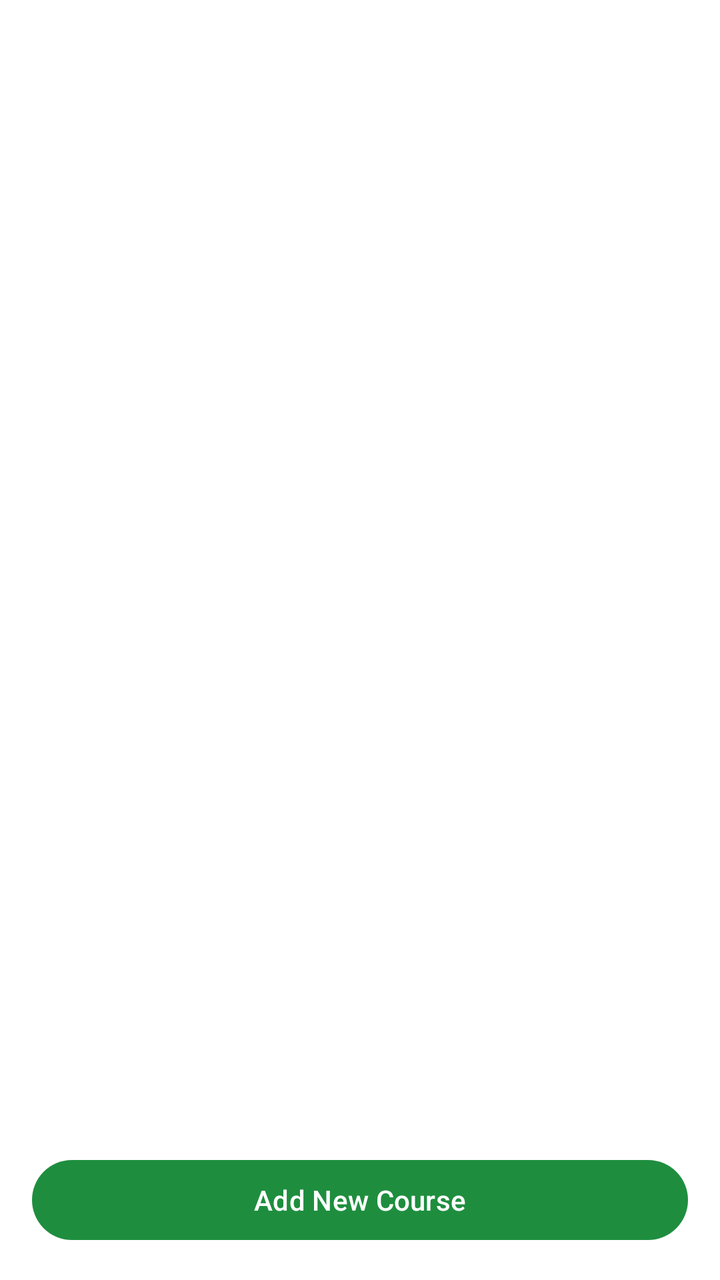
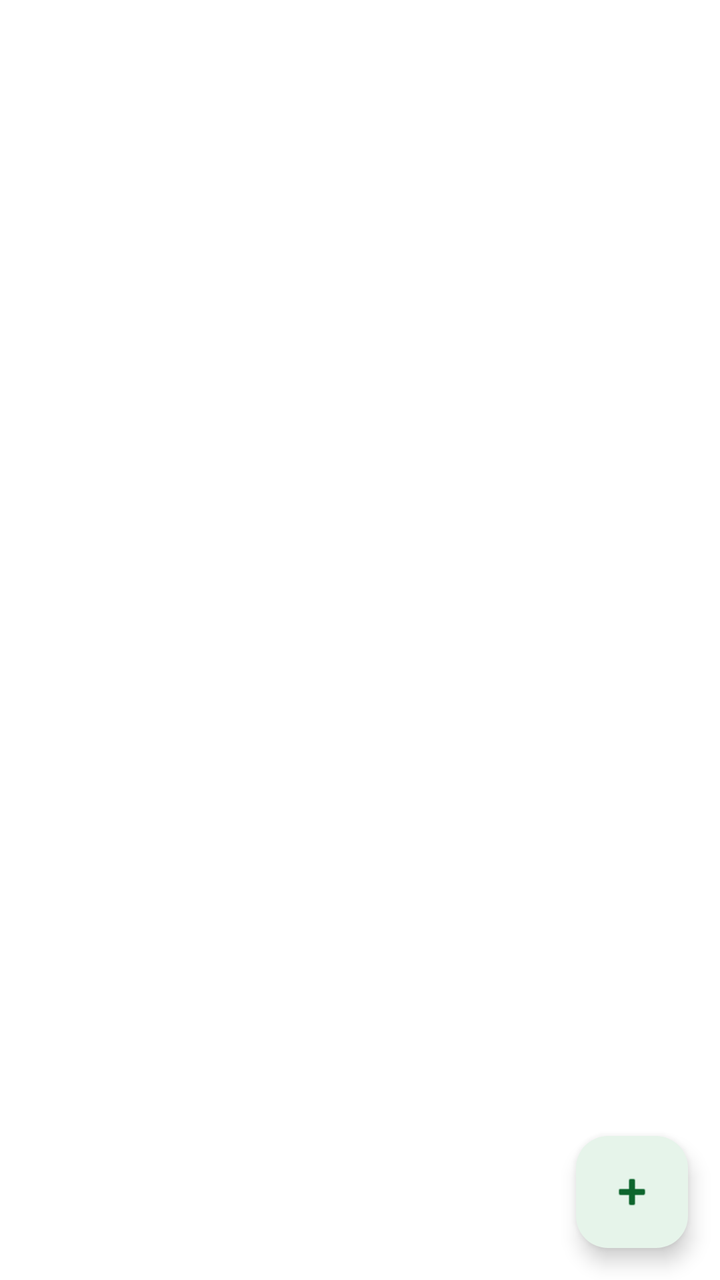

Two renders of the same Android screen: before a commit and after it. Below are the layout's source before the change and the commit's diff.
<!-- AndroidManifest.xml: application theme Theme.Studbuddy -->
<!-- res/layout/fragment_courses.xml -->
<?xml version="1.0" encoding="utf-8"?>
<androidx.constraintlayout.widget.ConstraintLayout xmlns:android="http://schemas.android.com/apk/res/android"
    xmlns:app="http://schemas.android.com/apk/res-auto"
    xmlns:tools="http://schemas.android.com/tools"
    android:layout_width="match_parent"
    android:layout_height="match_parent"
    android:background="?attr/colorSurface">

    
    <androidx.recyclerview.widget.RecyclerView
        android:id="@+id/recyclerViewCourses"
        android:layout_width="match_parent"
        android:layout_height="0dp"
        android:padding="8dp"
        app:layout_constraintBottom_toTopOf="@id/btnAddCourse"
        app:layout_constraintTop_toTopOf="parent"
        tools:listitem="@layout/item_course" />

    
    <include
        android:id="@+id/layoutEmpty"
        layout="@layout/layout_empty_state"
        android:layout_width="match_parent"
        android:layout_height="0dp"
        app:layout_constraintBottom_toTopOf="@id/btnAddCourse"
        app:layout_constraintTop_toTopOf="parent" />

    
    <ProgressBar
        android:id="@+id/progressBar"
        android:layout_width="wrap_content"
        android:layout_height="wrap_content"
        android:visibility="gone"
        app:layout_constraintBottom_toBottomOf="parent"
        app:layout_constraintEnd_toEndOf="parent"
        app:layout_constraintStart_toStartOf="parent"
        app:layout_constraintTop_toTopOf="parent" />

    
    <com.google.android.material.button.MaterialButton
        android:id="@+id/btnAddCourse"
        android:layout_width="match_parent"
        android:layout_height="wrap_content"
        android:layout_margin="16dp"
        android:text="@string/add_course_button"
        style="@style/Widget.Material3.Button"
        app:layout_constraintBottom_toBottomOf="parent" />

</androidx.constraintlayout.widget.ConstraintLayout>
<!-- res/layout/item_course.xml (included above) -->
<?xml version="1.0" encoding="utf-8"?>
<com.google.android.material.card.MaterialCardView xmlns:android="http://schemas.android.com/apk/res/android"
    xmlns:app="http://schemas.android.com/apk/res-auto"
    android:layout_width="match_parent"
    android:layout_height="wrap_content"
    android:layout_margin="8dp"
    style="?attr/materialCardViewStyle"
    app:cardCornerRadius="8dp"
    app:strokeWidth="1dp">

    <LinearLayout
        android:layout_width="match_parent"
        android:layout_height="wrap_content"
        android:orientation="vertical">

        
        <View
            android:layout_width="match_parent"
            android:layout_height="4dp"
            android:background="?attr/colorPrimary" />

        <LinearLayout
            android:layout_width="match_parent"
            android:layout_height="wrap_content"
            android:orientation="vertical"
            android:padding="16dp">

            <TextView
                android:id="@+id/tvCourseName"
                android:layout_width="match_parent"
                android:layout_height="wrap_content"
                android:textAppearance="?attr/textAppearanceTitleMedium"
                android:textColor="?attr/colorOnSurface"
                android:textStyle="bold" />

            <TextView
                android:id="@+id/tvCourseInstructor"
                android:layout_width="match_parent"
                android:layout_height="wrap_content"
                android:textAppearance="?attr/textAppearanceBodyMedium"
                android:textColor="?attr/colorOnSurfaceVariant" />

            <TextView
                android:id="@+id/tvSemester"
                android:layout_width="match_parent"
                android:layout_height="wrap_content"
                android:textAppearance="?attr/textAppearanceLabelSmall"
                android:textColor="?attr/colorOnSurfaceVariant"
                android:layout_marginTop="4dp"/>

            <LinearLayout
                android:layout_width="match_parent"
                android:layout_height="wrap_content"
                android:layout_marginTop="12dp"
                android:orientation="horizontal"
                android:gravity="center_vertical">

                <TextView
                    android:id="@+id/tvCreditHours"
                    android:layout_width="0dp"
                    android:layout_height="wrap_content"
                    android:layout_weight="1"
                    android:textAppearance="?attr/textAppearanceBodySmall"
                    android:textColor="?attr/colorOnSurfaceVariant" />

                <TextView
                    android:id="@+id/tvMarks"
                    android:layout_width="wrap_content"
                    android:layout_height="wrap_content"
                    android:layout_marginEnd="12dp"
                    android:textAppearance="?attr/textAppearanceBodyMedium"
                    android:textColor="?attr/colorOnSurface" />

                <TextView
                    android:id="@+id/tvGrade"
                    android:layout_width="wrap_content"
                    android:layout_height="wrap_content"
                    android:textAppearance="?attr/textAppearanceTitleLarge"
                    android:textColor="?attr/colorPrimary"
                    android:textStyle="bold" />
            </LinearLayout>

            <TextView
                android:id="@+id/tvGradePoints"
                android:layout_width="wrap_content"
                android:layout_height="wrap_content"
                android:layout_gravity="end"
                android:textAppearance="?attr/textAppearanceLabelSmall"
                android:textColor="?attr/colorOnSurfaceVariant"
                android:visibility="gone" />

        </LinearLayout>
    </LinearLayout>
</com.google.android.material.card.MaterialCardView>
<!-- res/layout/layout_empty_state.xml (included above) -->
<?xml version="1.0" encoding="utf-8"?>
<LinearLayout xmlns:android="http://schemas.android.com/apk/res/android"
    xmlns:app="http://schemas.android.com/apk/res-auto"
    android:id="@+id/layoutEmptyState"
    android:layout_width="match_parent"
    android:layout_height="match_parent"
    android:gravity="center"
    android:orientation="vertical"
    android:padding="32dp"
    android:visibility="gone">

    <ImageView
        android:id="@+id/imgEmptyState"
        android:layout_width="120dp"
        android:layout_height="120dp"
        android:src="@android:drawable/ic_menu_edit"
        app:tint="?attr/colorOutline"
        android:contentDescription="@string/empty_state_content_description" />

    <TextView
        android:id="@+id/tvEmptyTitle"
        android:layout_width="wrap_content"
        android:layout_height="wrap_content"
        android:layout_marginTop="24dp"
        android:text="@string/empty_generic_title"
        android:textAppearance="?attr/textAppearanceTitleLarge"
        android:textColor="?attr/colorOnSurface"
        android:textStyle="bold" />

    <TextView
        android:id="@+id/tvEmptyDescription"
        android:layout_width="wrap_content"
        android:layout_height="wrap_content"
        android:layout_marginTop="8dp"
        android:gravity="center"
        android:text="@string/empty_generic_desc"
        android:textAppearance="?attr/textAppearanceBodyMedium"
        android:textColor="?attr/colorOnSurfaceVariant" />

</LinearLayout>
<!-- resources referenced by this layout -->
<resources>
  <string name="add_course_button">Add New Course</string>
  <string name="empty_generic_desc">Tap the button below to add your first item and get started!</string>
  <string name="empty_generic_title">No Items Found</string>
  <string name="empty_state_content_description">Empty state illustration</string>
  <style name="Theme.Studbuddy" parent="Theme.Material3.DayNight.NoActionBar">
          
          <item name="colorPrimary">@color/md_theme_light_primary</item>
          <item name="colorOnPrimary">@color/md_theme_light_onPrimary</item>
          <item name="colorPrimaryContainer">@color/md_theme_light_primaryContainer</item>
          <item name="colorOnPrimaryContainer">@color/md_theme_light_onPrimaryContainer</item>
          <item name="colorSecondary">@color/md_theme_light_secondary</item>
          <item name="colorOnSecondary">@color/md_theme_light_onSecondary</item>
          <item name="colorSecondaryContainer">@color/md_theme_light_secondaryContainer</item>
          <item name="colorOnSecondaryContainer">@color/md_theme_light_onSecondaryContainer</item>
          <item name="colorTertiary">@color/md_theme_light_tertiary</item>
          <item name="colorOnTertiary">@color/md_theme_light_onTertiary</item>
          <item name="colorTertiaryContainer">@color/md_theme_light_tertiaryContainer</item>
          <item name="colorOnTertiaryContainer">@color/md_theme_light_onTertiaryContainer</item>
          <item name="colorError">@color/md_theme_light_error</item>
          <item name="colorOnError">@color/md_theme_light_onError</item>
          <item name="colorErrorContainer">@color/md_theme_light_errorContainer</item>
          <item name="colorOnErrorContainer">@color/md_theme_light_onErrorContainer</item>
          <item name="android:windowBackground">@color/md_theme_light_background</item>
          <item name="colorOutline">@color/md_theme_light_outline</item>
          <item name="colorSurfaceVariant">@color/md_theme_light_surfaceVariant</item>
          <item name="colorOnSurfaceVariant">@color/md_theme_light_onSurfaceVariant</item>
          <item name="colorSurface">@color/md_theme_light_surface</item>
          <item name="colorOnSurface">@color/md_theme_light_onSurface</item>
  
          
          <item name="headerBackground">?attr/colorSurface</item>
          <item name="headerTextColor">?attr/colorOnSurface</item>
  
          
          <item name="materialCardViewStyle">@style/Widget.Material3.CardView.Outlined</item>
      </style>
  <color name="md_theme_light_primary">#1E8E3E</color>
  <color name="md_theme_light_onPrimary">#FFFFFF</color>
  <color name="md_theme_light_primaryContainer">#E6F4EA</color>
  <color name="md_theme_light_onPrimaryContainer">#0D652D</color>
  <color name="md_theme_light_secondary">#5F6368</color>
  <color name="md_theme_light_onSecondary">#FFFFFF</color>
  <color name="md_theme_light_secondaryContainer">#E8EAED</color>
  <color name="md_theme_light_onSecondaryContainer">#202124</color>
  <color name="md_theme_light_tertiary">#1967D2</color>
  <color name="md_theme_light_onTertiary">#FFFFFF</color>
  <color name="md_theme_light_tertiaryContainer">#E8F0FE</color>
  <color name="md_theme_light_onTertiaryContainer">#174EA6</color>
  <color name="md_theme_light_error">#D93025</color>
  <color name="md_theme_light_onError">#FFFFFF</color>
  <color name="md_theme_light_errorContainer">#FCE8E6</color>
  <color name="md_theme_light_onErrorContainer">#A50E0E</color>
  <color name="md_theme_light_background">#F8F9FA</color>
  <color name="md_theme_light_outline">#DADCE0</color>
  <color name="md_theme_light_surfaceVariant">#F1F3F4</color>
  <color name="md_theme_light_onSurfaceVariant">#5F6368</color>
  <color name="md_theme_light_surface">#FFFFFF</color>
  <color name="md_theme_light_onSurface">#202124</color>
</resources>

<!-- the commit's change to res/layout/fragment_courses.xml (unified diff, before → after) -->
@@ -6,14 +6,12 @@
     android:layout_height="match_parent"
     android:background="?attr/colorSurface">
 
-    
     <androidx.recyclerview.widget.RecyclerView
         android:id="@+id/recyclerViewCourses"
         android:layout_width="match_parent"
-        android:layout_height="0dp"
+        android:layout_height="match_parent"
         android:padding="8dp"
-        app:layout_constraintBottom_toTopOf="@id/btnAddCourse"
-        app:layout_constraintTop_toTopOf="parent"
+        android:clipToPadding="false"
         tools:listitem="@layout/item_course" />
 
     
@@ -21,9 +19,8 @@
         android:id="@+id/layoutEmpty"
         layout="@layout/layout_empty_state"
         android:layout_width="match_parent"
-        android:layout_height="0dp"
-        app:layout_constraintBottom_toTopOf="@id/btnAddCourse"
-        app:layout_constraintTop_toTopOf="parent" />
+        android:layout_height="match_parent"
+        android:visibility="gone" />
 
     
     <ProgressBar
@@ -37,26 +34,28 @@
         app:layout_constraintTop_toTopOf="parent" />
 
     
-    <com.google.android.material.button.MaterialButton
+    <com.google.android.material.floatingactionbutton.FloatingActionButton
         android:id="@+id/btnAddCourse"
-        android:layout_width="match_parent"
+        android:layout_width="wrap_content"
         android:layout_height="wrap_content"
         android:layout_margin="16dp"
-        android:text="@string/add_course_button"
-        style="@style/Widget.Material3.Button"
-        app:layout_constraintBottom_toBottomOf="parent" />
+        android:contentDescription="Add Course"
+        app:layout_constraintBottom_toBottomOf="parent"
+        app:layout_constraintEnd_toEndOf="parent"
+        app:srcCompat="@android:drawable/ic_input_add" />
 
 </androidx.constraintlayout.widget.ConstraintLayout>
 <!-- res/layout/item_course.xml (included above) -->
 <?xml version="1.0" encoding="utf-8"?>
 <com.google.android.material.card.MaterialCardView xmlns:android="http://schemas.android.com/apk/res/android"
     xmlns:app="http://schemas.android.com/apk/res-auto"
+    android:id="@+id/cardCourse"
     android:layout_width="match_parent"
     android:layout_height="wrap_content"
     android:layout_margin="8dp"
     style="?attr/materialCardViewStyle"
-    app:cardCornerRadius="8dp"
-    app:strokeWidth="1dp">
+    app:cardCornerRadius="12dp"
+    app:strokeWidth="0dp">
 
     <LinearLayout
         android:layout_width="match_parent"
@@ -65,9 +64,11 @@
 
         
         <View
+            android:id="@+id/stripe"
             android:layout_width="match_parent"
             android:layout_height="4dp"
-            android:background="?attr/colorPrimary" />
+            android:background="?attr/colorPrimary"
+            android:visibility="gone" />
 
         <LinearLayout
             android:layout_width="match_parent"
<!-- resource entries referenced after the edit -->
@@ -1,6 +1,5 @@
 <!-- resources referenced by this layout -->
 <resources>
-  <string name="add_course_button">Add New Course</string>
   <string name="empty_generic_desc">Tap the button below to add your first item and get started!</string>
   <string name="empty_generic_title">No Items Found</string>
   <string name="empty_state_content_description">Empty state illustration</string>
